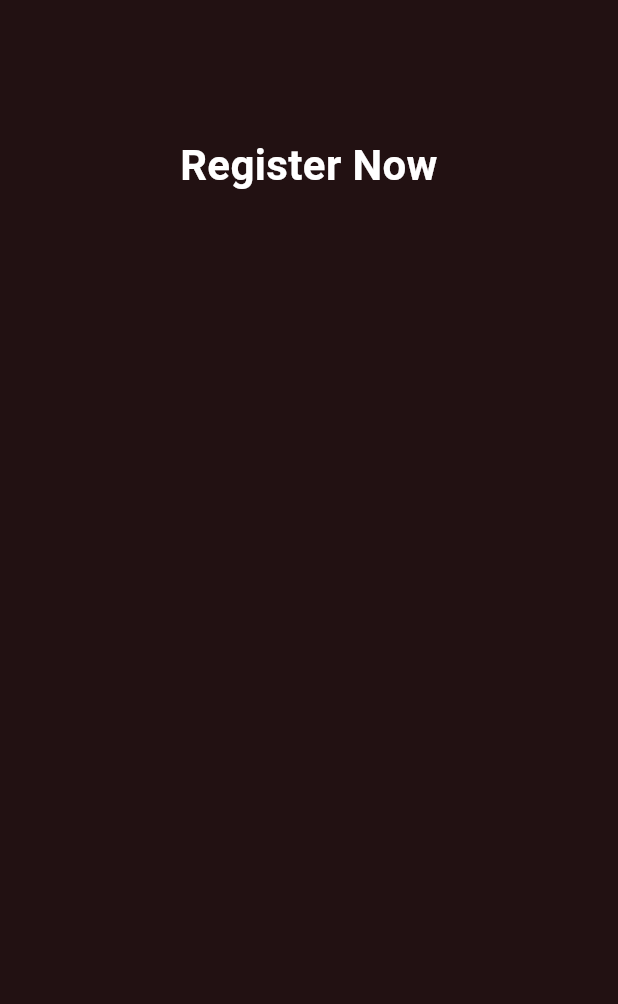
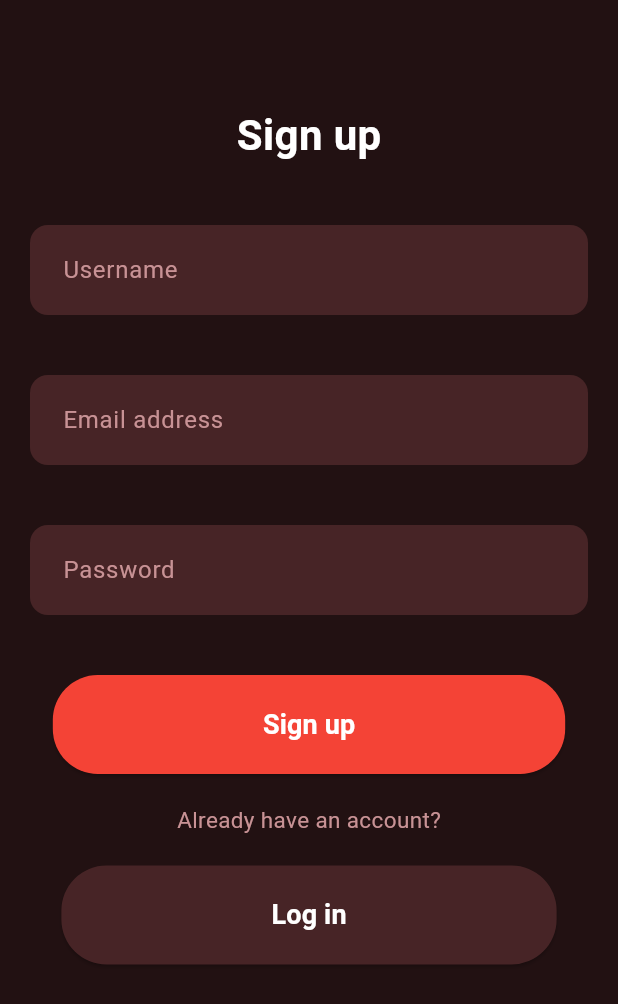
Before and after one commit to tubaunlu/bilet_satis_app, a Flutter app: the screen it shows after launch, on a phone screen of 412 x 824 dp. Shown: the top 1004 px of the screen. Run offline on Flutter 3.47's test engine with Material 3 defaults, Android fonts, the phone set to English and light mode, and no system bars; Roboto replaces fonts that are missing (Be Vietnam Pro).

Commit message:
update
commit

```diff
--- a/lib/auth/register/register_page.dart
+++ b/lib/auth/register/register_page.dart
@@ -13,13 +13,14 @@ class RegisterPage extends StatefulWidget {
 Widget build(BuildContext context) {
   return Scaffold(
     backgroundColor: Color(0xFF221112),
-    body: Align(
-      alignment: Alignment.topCenter,
-      child: Padding(
-        padding: const EdgeInsets.only(top: 90),
-        child: Text(
-          'Register Now',
-          textAlign: TextAlign.center,
+    body: Padding(
+        padding: const EdgeInsets.only(top: 70),
+        child: Column(
+           mainAxisAlignment: MainAxisAlignment.start,
+           crossAxisAlignment: CrossAxisAlignment.center,
+         children: [
+          Text(
+          'Sign up',
           style: TextStyle(
             fontFamily: 'Be Vietnam Pro',
             fontSize: 28,
@@ -27,8 +28,110 @@ Widget build(BuildContext context) {
             color: Colors.white,
           ),
         ),
+        SizedBox(height: 20),
+
+      Padding(
+        padding: EdgeInsets.symmetric(vertical: 20.0,horizontal: 20.0),
+      child: TextField(
+      decoration: InputDecoration(
+      labelText: 'Username',
+      labelStyle: TextStyle(color:Color(0xFFC89295)),
+      filled: true,
+      fillColor: Color(0xFF472426),
+      border: OutlineInputBorder(
+      borderRadius: BorderRadius.circular(12),
+      borderSide: BorderSide.none,
+      ),
+      contentPadding: EdgeInsets.all(18),
+      ),
+      style: TextStyle(color: Colors.white),
+
+      )
+      ),
+
+      Padding(padding:
+      EdgeInsets.symmetric(vertical: 20.0, horizontal: 20.0),
+      child:TextField(
+        decoration: InputDecoration(
+      labelText: 'Email address',
+      labelStyle: TextStyle(color: Color(0xFFC89295)),
+      filled: true,
+      fillColor: Color(0xFF472426),
+      border: OutlineInputBorder(
+        borderRadius: BorderRadius.circular(12),
+        borderSide: BorderSide.none,
+      ),
+      contentPadding: EdgeInsets.all(18),
+        ),
+      style: TextStyle(color: Colors.white),
+      )
+      ),
+
+     Padding(padding: EdgeInsets.symmetric(vertical: 20.0, horizontal: 20.0),
+    child: TextField(
+      decoration: InputDecoration(
+        labelText: 'Password',
+        labelStyle: TextStyle(color: Color(0xFFC89295)),
+        filled: true,
+        fillColor: Color(0xFF472426),
+      border: OutlineInputBorder(
+     borderRadius: BorderRadius.circular(12),
+     borderSide: BorderSide.none,
+      ),
+      contentPadding: EdgeInsets.all(18),
+      ),
+     style: TextStyle(color: Colors.white),
       ),
     ),
+
+    SizedBox(height: 20),
+    ElevatedButton(
+     onPressed: () {},
+     style: ElevatedButton.styleFrom(
+     backgroundColor: Colors.red,
+    padding: EdgeInsets.symmetric(vertical:20, horizontal: 140),
+   shape: RoundedRectangleBorder(
+   borderRadius: BorderRadius.circular(30),
+  )
+ ),
+      child: const Text(
+    'Sign up',
+     style: TextStyle(
+     fontWeight: FontWeight.bold,
+     fontSize: 18,
+     color: Colors.white,
+ ),
+),
+ ),
+    SizedBox(height: 20),
+    Text("Already have an account?",
+    style: TextStyle(
+    color: Color(0xFFC89295),
+    fontSize: 15,
+ ),
+ ),
+
+  SizedBox(height: 20),
+   ElevatedButton(
+  onPressed:() {},
+  style: ElevatedButton.styleFrom(
+  backgroundColor: Color(0xFF472426),
+  padding: EdgeInsets.symmetric(vertical: 20, horizontal: 140),
+  shape: RoundedRectangleBorder(
+    borderRadius: BorderRadius.circular(30),
+  )
+  ),
+  child: const Text(
+ 'Log in',
+ style: TextStyle(
+  fontWeight: FontWeight.bold,
+  fontSize: 18,
+  color: Colors.white,
+ ),
+  ),
+  )
+      ]
+      )
+     ),
   );
-}
-  }
+}}
```
